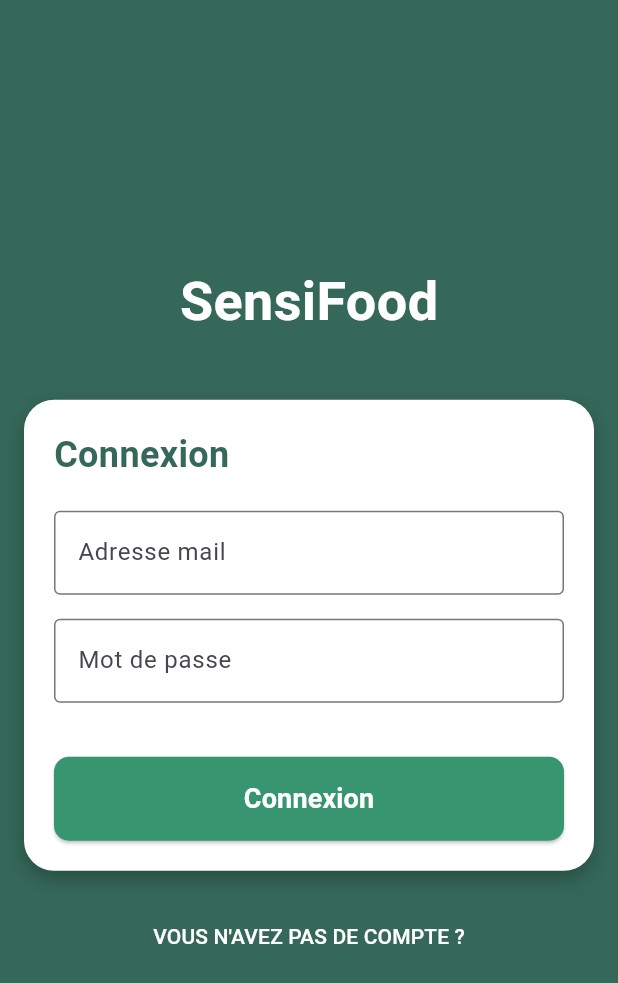
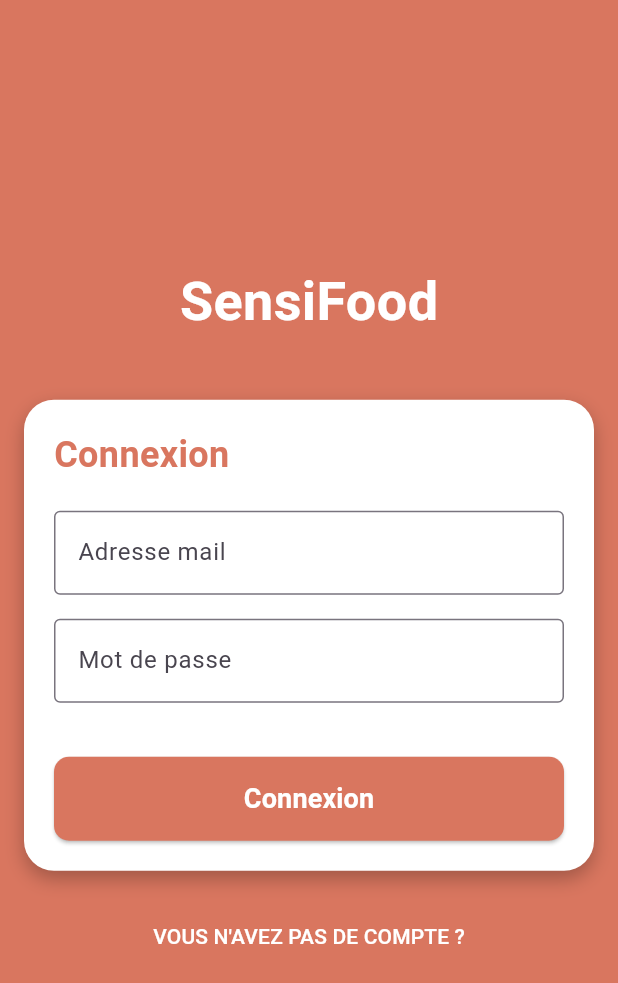
Before and after one commit to MaximeFONT-GAUDIN/SensiFood, a Flutter app: the screen it shows after launch, after a tap on "SE CONNECTER", on a phone screen of 412 x 824 dp. Shown: the top 983 px of the screen. Run offline on Flutter 3.47's test engine with Material 3 defaults, Android fonts, the light colour scheme and no system bars.

Commit message:
change color

```diff
--- a/sensifood/lib/auth_pages.dart
+++ b/sensifood/lib/auth_pages.dart
@@ -15,7 +15,7 @@ class _LoginScreenState extends State<LoginScreen> {
   @override
   Widget build(BuildContext context) {
     return Scaffold(
-      backgroundColor: const Color(0xFF356859), // Couleur de fond verte foncée
+      backgroundColor: const Color(0xFFD9765F), // Couleur de fond verte foncée
       body: Center(
         child: SingleChildScrollView(
           child: Padding(
@@ -58,7 +58,7 @@ class _LoginScreenState extends State<LoginScreen> {
                           style: TextStyle(
                             fontSize: 24,
                             fontWeight: FontWeight.bold,
-                            color: Color(0xFF356859),
+                            color: Color(0xFFD9765F),
                           ),
                         ),
                         const SizedBox(height: 20),
@@ -106,10 +106,10 @@ class _LoginScreenState extends State<LoginScreen> {
                             }
                           },
                           style: ElevatedButton.styleFrom(
-                            backgroundColor: const Color(0xFF37966F), // Couleur du bouton vert clair
+                            backgroundColor: const Color(0xFFD9765F), // Couleur du bouton vert clair
                             padding: const EdgeInsets.symmetric(vertical: 15),
                             shape: RoundedRectangleBorder(
-                              borderRadius: BorderRadius.circular(10),
+                            borderRadius: BorderRadius.circular(10),
                             ),
                           ),
                           child: const Center(
--- a/sensifood/lib/home_page.dart
+++ b/sensifood/lib/home_page.dart
@@ -26,10 +26,10 @@ class HomePage extends StatelessWidget {
                 );
               },
               style: ElevatedButton.styleFrom(
-                backgroundColor: const Color(0xFF356859), // Couleur verte foncée pour le bouton
+                backgroundColor: const Color(0xFFD9765F), // Couleur verte foncée pour le bouton
                 padding: const EdgeInsets.symmetric(horizontal: 80, vertical: 15),
                 shape: RoundedRectangleBorder(
-                  borderRadius: BorderRadius.circular(3),
+                  borderRadius: BorderRadius.circular(10),
                 ),
               ),
               child: const Text(
```
Also changed, not shown: sensifood/assets/images/connect_page.png.
